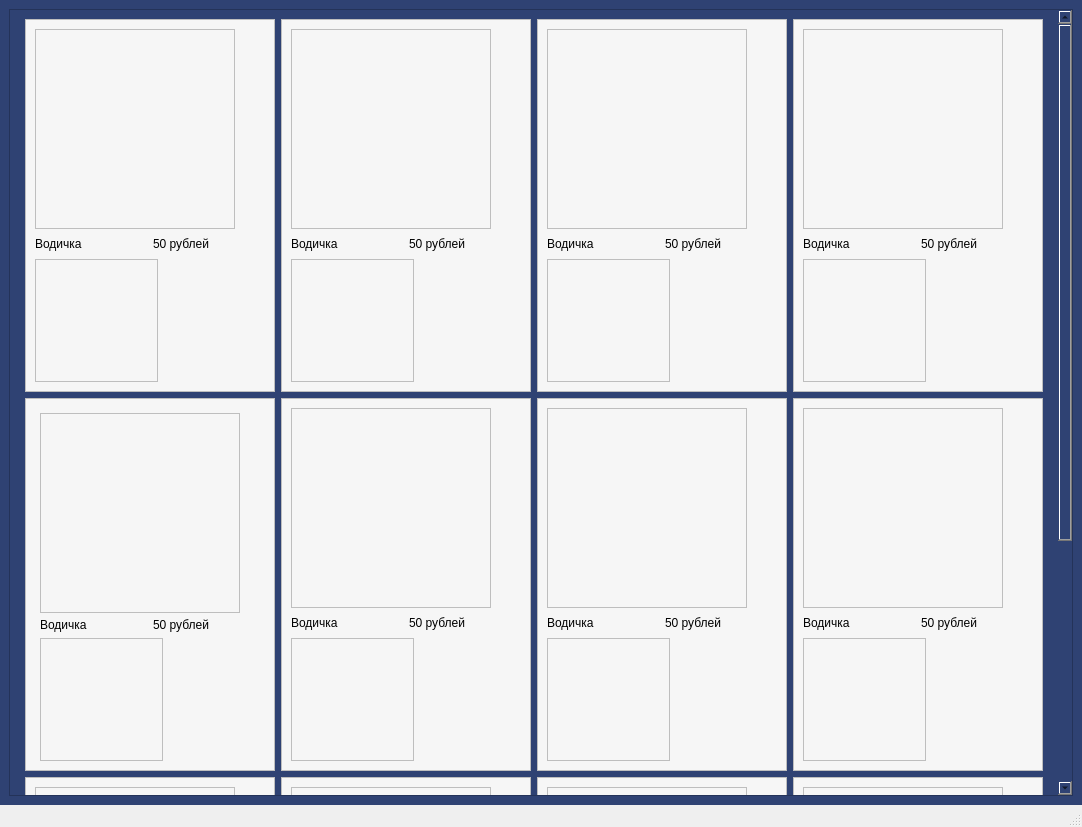
Qt form Gui.ui (vladislav-KN/Raspi) before a commit.
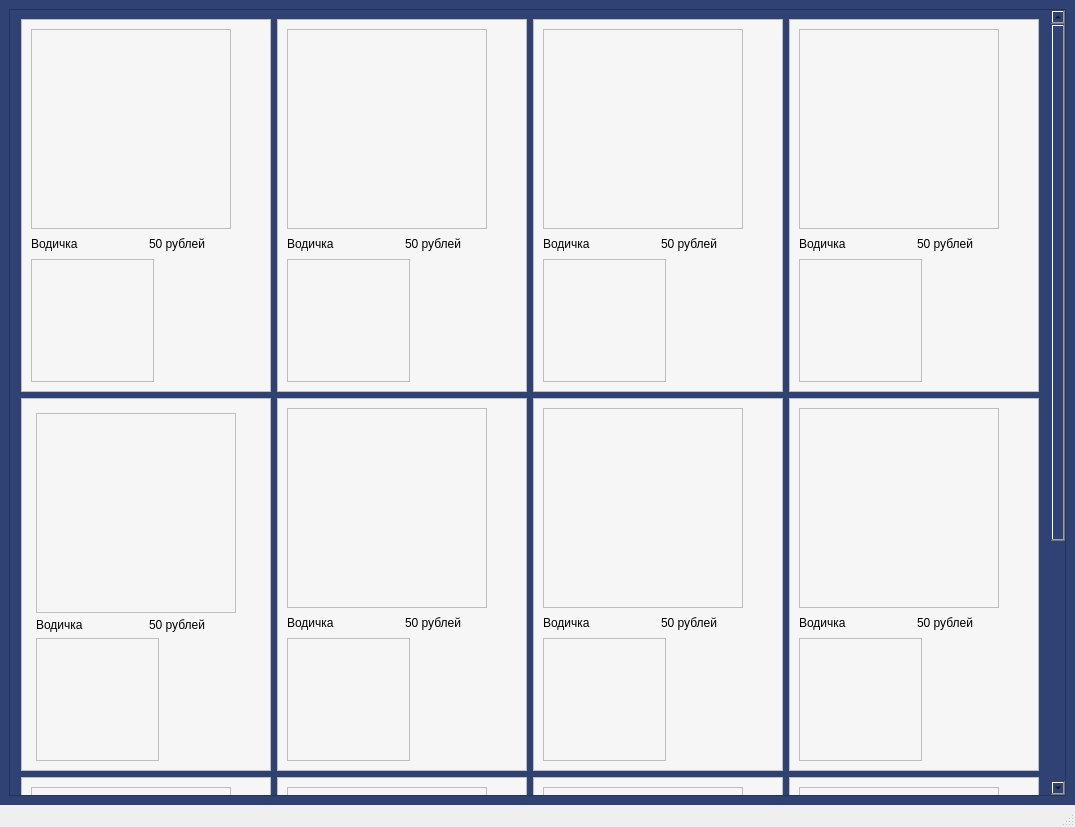
The same form after that commit. Icons and pictures are not drawn.

What changed in the file:
```diff
--- a/Gui.ui
+++ b/Gui.ui
@@ -6,7 +6,7 @@
    <rect>
     <x>0</x>
     <y>0</y>
-    <width>1082</width>
+    <width>1075</width>
     <height>827</height>
    </rect>
   </property>
@@ -40,8 +40,8 @@
        <property name="geometry">
         <rect>
          <x>0</x>
-         <y>-385</y>
-         <width>1045</width>
+         <y>0</y>
+         <width>1038</width>
          <height>1151</height>
         </rect>
        </property>
@@ -490,7 +490,7 @@
             <property name="frameShadow">
              <enum>QFrame::Raised</enum>
             </property>
-            <widget class="QWidget" name="">
+            <widget class="QWidget" name="layoutWidget">
              <property name="geometry">
               <rect>
                <x>10</x>
```
Left out of the diff: 2 changed lines with no effect on the pictures.
